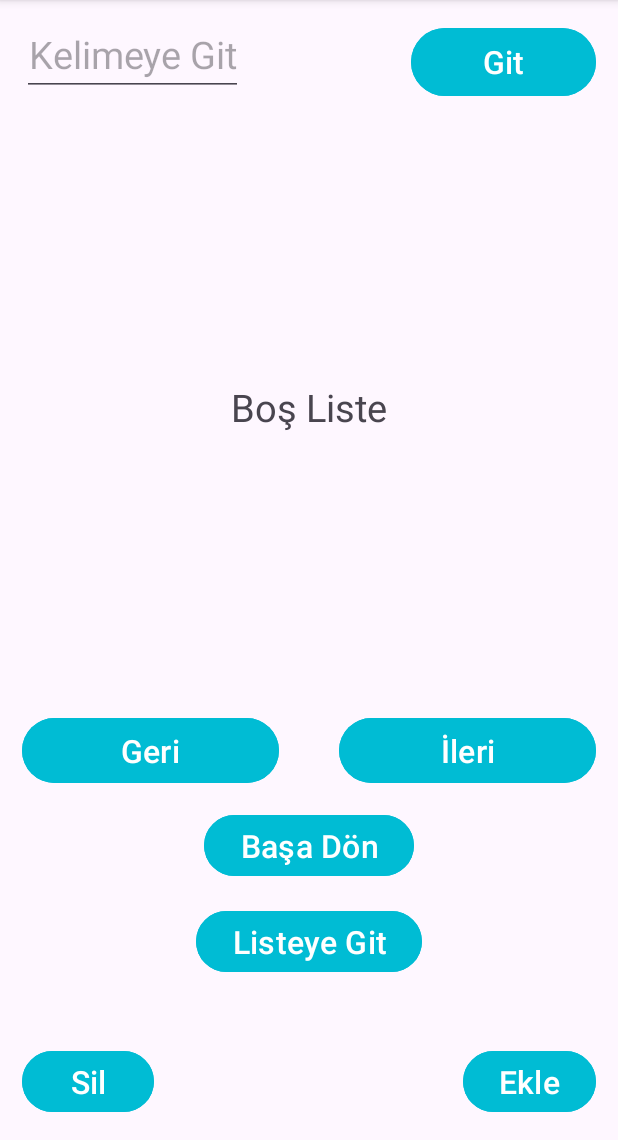
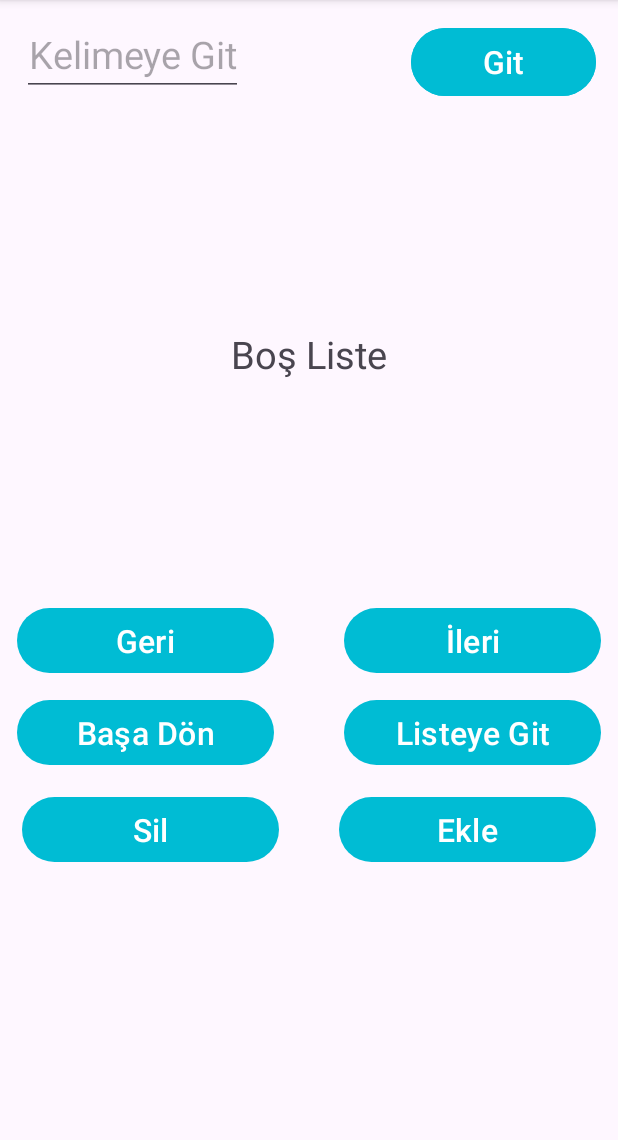
Before and after one commit to KursatCodes/Cards, an Android app: the screen it shows after launch (MainActivity), after a tap on "Çalışmaya Başla", on a phone screen of 412 x 824 dp, the part 96-1236 px from its top. Run offline under Robolectric (Android 15) with nearby library versions, the phone set to English and light mode, and no system bars; our stand-ins replace AdMob, Room's generated code, RxJava.

Commit message:
Foreground fixed, banner ad added to WordFragment

```diff
--- a/app/src/main/java/com/muhammedkursatgokgun/cards/view/ListFragment.kt
+++ b/app/src/main/java/com/muhammedkursatgokgun/cards/view/ListFragment.kt
@@ -35,9 +35,10 @@ private lateinit var myWordList : List<Word>
 private var myDisposable = CompositeDisposable()
 private var _binding: FragmentListBinding? = null
 private val binding get() = _binding!!
-lateinit var mAdView : AdView
+
 
 class ListFragment : Fragment() {
+    lateinit var mAdView : AdView
     override fun onCreate(savedInstanceState: Bundle?) {
         super.onCreate(savedInstanceState)
         db = Room.databaseBuilder(requireContext(),WordDb::class.java,"Word").build()
--- a/app/src/main/java/com/muhammedkursatgokgun/cards/view/WordFragment.kt
+++ b/app/src/main/java/com/muhammedkursatgokgun/cards/view/WordFragment.kt
@@ -7,6 +7,10 @@ import android.view.View
 import android.view.ViewGroup
 import androidx.navigation.Navigation
 import androidx.room.Room
+import com.google.android.gms.ads.AdRequest
+import com.google.android.gms.ads.AdView
+import com.google.android.gms.ads.MobileAds
+import com.muhammedkursatgokgun.cards.R
 import com.muhammedkursatgokgun.cards.databinding.FragmentWordBinding
 import com.muhammedkursatgokgun.cards.model.Word
 import com.muhammedkursatgokgun.cards.roomdb.WordDao
@@ -23,7 +27,7 @@ private lateinit var wordDao : WordDao
 private var _binding: FragmentWordBinding? = null
 private var showingWordId :Int = 0
 private var wordList = ArrayList<Word>()
-
+private lateinit var mAdView : AdView
 // This property is only valid between onCreateView and
 // onDestroyView.
 private val binding get() = _binding!!
@@ -54,6 +58,14 @@ class WordFragment : Fragment() {
             .observeOn(AndroidSchedulers.mainThread())
             .subscribe(this::handleResponse)
         )
+
+        //Ad ID --- ca-app-pub-5968740567269412/1051864501
+        MobileAds.initialize(requireContext()) {}
+
+        mAdView = view.findViewById(R.id.adView)
+        val adRequest = AdRequest.Builder().build()
+        mAdView.loadAd(adRequest)
+
         arguments?.let {
             var engWFromAdder = WordFragmentArgs.fromBundle(it).newWordEnglish
             var trWFromAdder = WordFragmentArgs.fromBundle(it).newWordTurkish
--- a/app/src/main/res/layout/fragment_word.xml
+++ b/app/src/main/res/layout/fragment_word.xml
@@ -36,7 +36,7 @@
     <TextView
         android:id="@+id/textviewWord"
         android:layout_width="396dp"
-        android:layout_height="380dp"
+        android:layout_height="310dp"
         android:layout_margin="13dp"
         android:gravity="center"
         android:textSize="25sp"
@@ -48,9 +48,7 @@
         android:id="@+id/buttonBack"
         android:layout_width="171dp"
         android:layout_height="51dp"
-        android:layout_gravity="bottom"
-        android:layout_margin="13dp"
-        android:backgroundTint="#00BCD4"
+        android:layout_margin="10dp"
         android:text="Geri"
         android:textSize="21sp"
         app:layout_constraintStart_toStartOf="parent"
@@ -61,8 +59,7 @@
         android:layout_width="171dp"
         android:layout_height="51dp"
         android:layout_gravity="bottom"
-        android:layout_margin="13dp"
-        android:backgroundTint="#00BCD4"
+        android:layout_margin="10dp"
         android:text="İleri"
         android:textSize="21sp"
         app:layout_constraintEnd_toEndOf="parent"
@@ -70,63 +67,64 @@
 
     <Button
         android:id="@+id/buttonDelete"
-        android:layout_width="wrap_content"
-        android:layout_height="wrap_content"
+        android:layout_width="171dp"
+        android:layout_height="51dp"
+        android:layout_margin="13dp"
         android:layout_marginLeft="10dp"
-        android:backgroundTint="#00BCD4"
+        android:layout_marginTop="8dp"
         android:foregroundGravity="left"
         android:gravity="center"
-        android:layout_margin="13dp"
         android:text="Sil"
         android:textSize="21sp"
-        app:layout_constraintBottom_toBottomOf="parent"
         app:layout_constraintEnd_toEndOf="parent"
         app:layout_constraintHorizontal_bias="0.0"
-        app:layout_constraintStart_toStartOf="parent" />
+        app:layout_constraintStart_toStartOf="parent"
+        app:layout_constraintTop_toBottomOf="@+id/listeyeGit" />
 
     <Button
         android:id="@+id/basaDon"
-        android:layout_width="wrap_content"
-        android:layout_height="wrap_content"
-        android:backgroundTint="#00BCD4"
-        android:foregroundGravity="left"
-        android:gravity="center"
-        android:layout_marginTop="13dp"
+        android:layout_width="171dp"
+        android:layout_height="51dp"
+        android:layout_margin="10dp"
         android:text="Başa Dön"
         android:textSize="21sp"
-        app:layout_constraintEnd_toEndOf="parent"
         app:layout_constraintStart_toStartOf="parent"
         app:layout_constraintTop_toBottomOf="@+id/buttonBack" />
 
     <Button
         android:id="@+id/listeyeGit"
-        android:layout_width="wrap_content"
-        android:layout_height="wrap_content"
-        android:layout_marginTop="15dp"
-        android:backgroundTint="#00BCD4"
-        android:foregroundGravity="left"
-        android:gravity="center"
+        android:layout_width="171dp"
+        android:layout_height="51dp"
+        android:layout_margin="10dp"
         android:text="Listeye Git"
         android:textSize="21sp"
         app:layout_constraintEnd_toEndOf="parent"
-        app:layout_constraintStart_toStartOf="parent"
-        app:layout_constraintTop_toBottomOf="@+id/basaDon" />
+        app:layout_constraintTop_toBottomOf="@+id/buttonNext" />
+
     <Button
         android:id="@+id/buttonForAddGo"
+        android:layout_width="171dp"
+        android:layout_height="51dp"
+        android:layout_margin="13dp"
+        android:layout_marginRight="10dp"
+        android:foregroundGravity="right"
+        android:gravity="center"
+        android:text="Ekle"
+        android:textSize="21sp"
+        app:layout_constraintEnd_toEndOf="parent"
+        app:layout_constraintTop_toBottomOf="@+id/listeyeGit" />
+
+    <com.google.android.gms.ads.AdView
+        android:id="@+id/adView"
         android:layout_width="wrap_content"
         android:layout_height="wrap_content"
-        android:layout_marginRight="10dp"
-        android:backgroundTint="#00BCD4"
-        android:foregroundGravity="right"
-        android:gravity="center"
-        android:layout_margin="13dp"
-        android:text="Ekle"
-        android:textSize="21sp"
+        android:layout_alignParentBottom="true"
+        android:layout_centerHorizontal="true"
+        app:adSize="BANNER"
+        app:adUnitId="ca-app-pub-5968740567269412/1051864501"
         app:layout_constraintBottom_toBottomOf="parent"
         app:layout_constraintEnd_toEndOf="parent"
-        app:layout_constraintHorizontal_bias="1.0"
-        app:layout_constraintStart_toStartOf="parent" />
-
+        app:layout_constraintStart_toStartOf="parent"></com.google.android.gms.ads.AdView>
 
 
 </androidx.constraintlayout.widget.ConstraintLayout>
```
